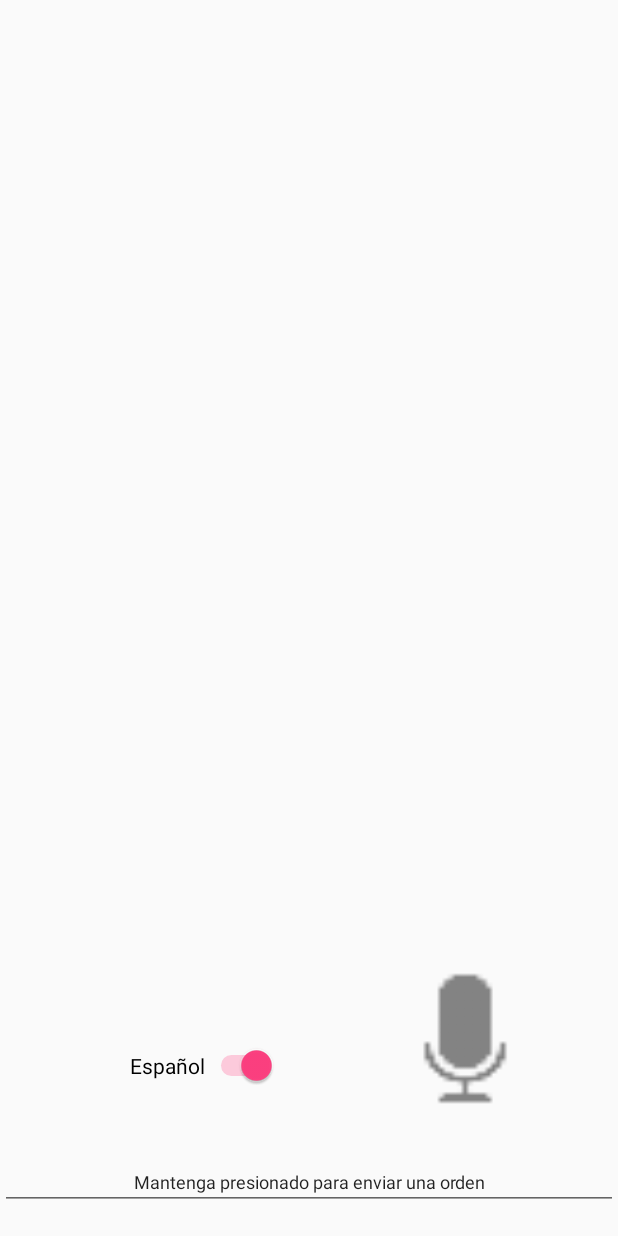
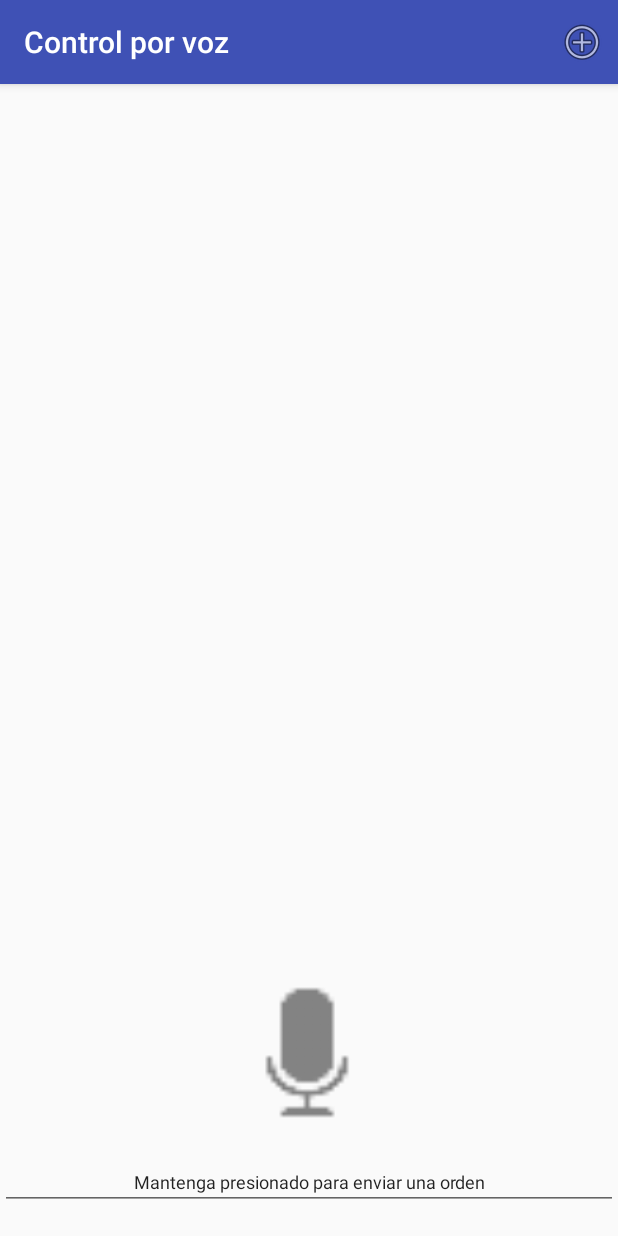
Before and after one commit to patricioc7/speechToTestAndroid, an Android app: the screen it shows after launch (MainActivity), on a phone screen of 412 x 824 dp. Run offline under Robolectric (Android 15) with nearby library versions, the phone set to English and light mode, and no system bars; our stand-ins replace Volley.

Commit message:
Agregado menu de settings

```diff
--- a/app/src/main/AndroidManifest.xml
+++ b/app/src/main/AndroidManifest.xml
@@ -18,6 +18,10 @@
                 <category android:name="android.intent.category.LAUNCHER" />
             </intent-filter>
         </activity>
+        <activity
+            android:name="com.pcordoba.speechtotexttest1.CustomPreferenceActivity"
+            android:label="@string/app_name" >
+        </activity>
     </application>
 
 </manifest>
--- a/app/src/main/java/com/pcordoba/speechtotexttest1/MainActivity.java
+++ b/app/src/main/java/com/pcordoba/speechtotexttest1/MainActivity.java
@@ -3,17 +3,25 @@ package com.pcordoba.speechtotexttest1;
 
 import android.app.Activity;
 import android.content.Intent;
+import android.content.SharedPreferences;
 import android.content.pm.PackageManager;
 import android.os.Build;
 import android.os.Bundle;
+import android.preference.PreferenceManager;
 import android.speech.RecognitionListener;
 import android.speech.RecognizerIntent;
 import android.speech.SpeechRecognizer;
 import android.support.annotation.RequiresApi;
 import android.support.v4.app.ActivityCompat;
+import android.support.v4.app.Fragment;
 import android.support.v4.content.ContextCompat;
+import android.support.v7.app.ActionBarActivity;
+import android.view.LayoutInflater;
+import android.view.Menu;
+import android.view.MenuItem;
 import android.view.MotionEvent;
 import android.view.View;
+import android.view.ViewGroup;
 import android.widget.Button;
 import android.widget.CompoundButton;
 import android.widget.CompoundButton.OnCheckedChangeListener;
@@ -34,7 +42,7 @@ import org.json.JSONObject;
 import java.util.ArrayList;
 
 @RequiresApi(api = Build.VERSION_CODES.FROYO)
-public class MainActivity extends Activity implements
+public class MainActivity extends ActionBarActivity implements
         RecognitionListener {
 
     private TextView returnedText;
@@ -48,11 +56,13 @@ public class MainActivity extends Activity implements
     private Intent recognizerIntent;
     private Switch langSwitch;
     private String lang;
+    private String restUrl;
+    private String restPort;
 
     final private String SPANISH = "es-AR";
     final private String ENGLISH = "en";
-    final private String ESPANOL = "Español";
-    final private String INGLES = "English";
+
+    private SharedPreferences SP;
 
     final private int MY_PERMISSIONS_REQUEST_READ_CONTACTS = 1;
 
@@ -62,45 +72,23 @@ public class MainActivity extends Activity implements
         setContentView(R.layout.activity_main);
         returnedText = (TextView) findViewById(R.id.resultMessage);
         responseText = (TextView) findViewById(R.id.response);
-        langSwitch = (Switch) findViewById(R.id.langSwitch);
         button = (Button) findViewById(R.id.mantener);
        // submitButton = (Button) findViewById(R.id.mantener);
         progressBar = (ProgressBar) findViewById(R.id.progressBar);
         progressBar.setVisibility(View.INVISIBLE);
-        lang = SPANISH;
-
-        langSwitch.setChecked(true);
-        langSwitch.setText(ESPANOL);
 
 
+        SP = PreferenceManager.getDefaultSharedPreferences(getBaseContext());
+
+        setLanguage();
+
+        //"http://192.168.43.156:8087/Guestbook/sendMessage";
+        restUrl = SP.getString("restUrl", "192.168.43.156");
+        restPort = SP.getString("restPort", "8087Guestbook/sendMessage");
+
+        setTitle("Control por voz");
 
         createSpeech();
-
-        langSwitch.setOnCheckedChangeListener(new OnCheckedChangeListener() {
-
-            @Override
-            public void onCheckedChanged(CompoundButton buttonView, boolean isChecked) {
-
-                if (speech != null) {
-                    speech.destroy();
-                    createSpeech();
-                }
-
-                if (isChecked) {
-                    langSwitch.setText(ESPANOL);
-                    lang = SPANISH;
-                } else {
-                    langSwitch.setText(INGLES);
-                    lang = ENGLISH;
-                }
-
-                if (speech != null) {
-                    speech.destroy();
-                    createSpeech();
-                }
-
-            }
-        });
 
         button.setOnTouchListener(new View.OnTouchListener() {
             @Override
@@ -111,7 +99,6 @@ public class MainActivity extends Activity implements
                         progressBar.setVisibility(View.VISIBLE);
                         progressBar.setIndeterminate(true);
                         if (speech != null) {
-                            speech.destroy();
                             createSpeech();
                         }
                         speech.startListening(recognizerIntent);
@@ -125,7 +112,6 @@ public class MainActivity extends Activity implements
                 }
                 return false;
             }
-
             private void askForPermission() {
 
                     String permission = "android.permission.RECORD_AUDIO";
@@ -150,12 +136,47 @@ public class MainActivity extends Activity implements
 
         });
 
-        // Here, thisActivity is the current activity
+    }
 
+    private void setLanguage() {
+        String chota = SP.getString("lang", "");
+        if("1".equals(SP.getString("lang", ""))){
+            lang = SPANISH;
+        }else{
+            lang = ENGLISH;
+        }
+    }
+
+    @Override
+    public boolean onCreateOptionsMenu(Menu menu) {
+        // Inflate the menu; this adds items to the action bar if it is present.
+        getMenuInflater().inflate(R.menu.menu_main, menu);
+        return true;
 
     }
 
+
+    @Override
+    public boolean onOptionsItemSelected(MenuItem item) {
+
+        switch (item.getItemId()) {
+            case R.id.menu_item_new_thingy:
+                //Toast.makeText(this, "ADD!", Toast.LENGTH_SHORT).show();
+                Intent i = new Intent(this, CustomPreferenceActivity.class);
+                startActivity(i);
+                return true;
+            default:
+                return super.onOptionsItemSelected(item);
+        }
+
+    }
+
+
     private void createSpeech() {
+        if (speech != null) {
+            speech.destroy();
+        }
+        setLanguage();
         speech = SpeechRecognizer.createSpeechRecognizer(this);
         speech.setRecognitionListener(this);
         recognizerIntent = new Intent(RecognizerIntent.ACTION_RECOGNIZE_SPEECH);
@@ -224,16 +245,17 @@ public class MainActivity extends Activity implements
         ArrayList<String> matches = results
                 .getStringArrayList(SpeechRecognizer.RESULTS_RECOGNITION);
         String text = "";
-        /*for (String result : matches)
+        for (String result : matches)
             text += result + "\n";
-        */
-        if (matches.size() >= 1) {
+            returnedText.setText(text);
+            requestSomething(text);
+        /*if (matches.size() >= 1) {
             text = matches.get(1);
             returnedText.setText(text);
             requestSomething(text);
         } else {
             returnedText.setText("nop");
-        }
+        }*/
     }
 
     @Override
@@ -281,7 +303,7 @@ public class MainActivity extends Activity implements
     public void requestSomething(String text) {
 
         RequestQueue queue = Volley.newRequestQueue(this);
-        String url ="http://192.168.43.156:8087/Guestbook/sendMessage";
+        String url = "http://" + restUrl + restPort;
         JSONObject jsonBody = null;
         try {
             jsonBody = new JSONObject("{\"message\":\""+text+"\"}");
@@ -289,7 +311,7 @@ public class MainActivity extends Activity implements
             e.printStackTrace();
         }
 
-        JsonObjectRequest jsonRequest =new JsonObjectRequest(Request.Method.POST, url, jsonBody, new Response.Listener<JSONObject>(){
+        JsonObjectRequest jsonRequest = new JsonObjectRequest(Request.Method.POST, url, jsonBody, new Response.Listener<JSONObject>(){
             @Override
             public void onResponse(JSONObject response) {
                 // Display the first 500 characters of the response string.
@@ -307,5 +329,4 @@ public class MainActivity extends Activity implements
 
     }
 
-
 }
--- a/app/src/main/res/layout/activity_main.xml
+++ b/app/src/main/res/layout/activity_main.xml
@@ -4,6 +4,7 @@
     xmlns:tools="http://schemas.android.com/tools"
     android:layout_width="match_parent"
     android:layout_height="match_parent"
+
     tools:context="com.pcordoba.speechtotexttest1.MainActivity">
 
 
@@ -11,12 +12,14 @@
         android:id="@+id/mantener"
         android:layout_width="151dp"
         android:layout_height="135dp"
-        android:layout_marginBottom="9dp"
+        android:layout_marginBottom="0dp"
         android:background="@drawable/button_image_mic"
         app:layout_constraintBottom_toTopOf="@+id/editText"
-        app:layout_constraintHorizontal_bias="0.905"
+        app:layout_constraintHorizontal_bias="0.502"
         app:layout_constraintLeft_toLeftOf="parent"
-        app:layout_constraintRight_toRightOf="parent" />
+        app:layout_constraintRight_toRightOf="parent"
+        android:layout_marginRight="8dp"
+        android:layout_marginLeft="8dp" />
 
     <EditText
         android:id="@+id/editText"
@@ -86,19 +89,4 @@
         app:layout_constraintLeft_toLeftOf="parent"
         app:layout_constraintRight_toRightOf="parent" />
 
-    <Switch
-        android:id="@+id/langSwitch"
-        android:layout_width="wrap_content"
-        android:layout_height="wrap_content"
-        android:layout_marginLeft="16dp"
-        android:layout_marginRight="16dp"
-        android:text="Switch"
-        app:layout_constraintHorizontal_bias="0.666"
-        app:layout_constraintLeft_toLeftOf="parent"
-        app:layout_constraintRight_toLeftOf="@+id/mantener"
-        android:layout_marginBottom="16dp"
-        app:layout_constraintBottom_toTopOf="@+id/editText"
-        android:layout_marginTop="16dp"
-        app:layout_constraintTop_toBottomOf="@+id/progressBar"
-        app:layout_constraintVertical_bias="0.728" />
 </android.support.constraint.ConstraintLayout>
--- /dev/null
+++ b/app/src/main/res/menu/menu_main.xml
@@ -0,0 +1,8 @@
+<?xml version="1.0" encoding="utf-8"?>
+<menu xmlns:android="http://schemas.android.com/apk/res/android"
+    xmlns:myapp="http://schemas.android.com/apk/res-auto">
+    <item android:id="@+id/menu_item_new_thingy"
+        android:icon="@android:drawable/ic_menu_add"
+        android:title="new Thingie"
+        myapp:showAsAction="ifRoom" />
+</menu>
```
Also changed, not shown: app/src/main/java/com/pcordoba/speechtotexttest1/CustomPreferenceActivity.java (added, +29 -0 lines), app/src/main/res/values/array.xml (added, +11 -0 lines), app/src/main/res/xml/preferences.xml (added, +16 -0 lines).
